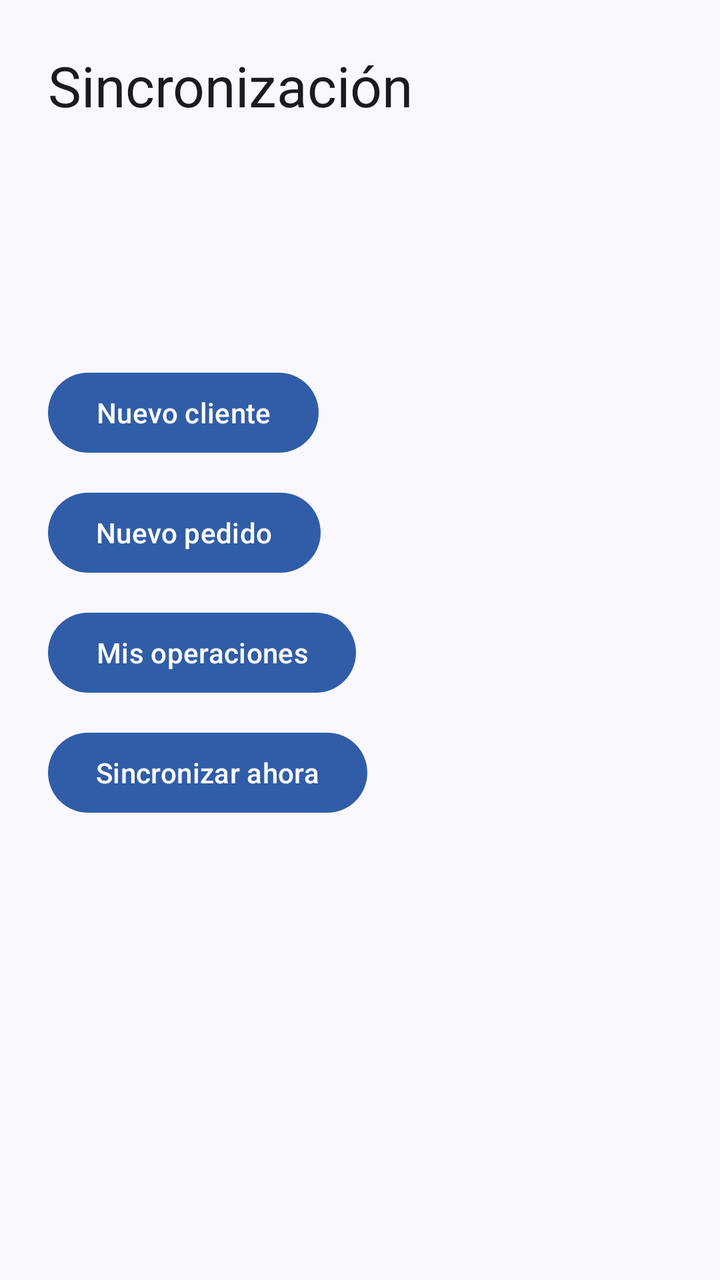
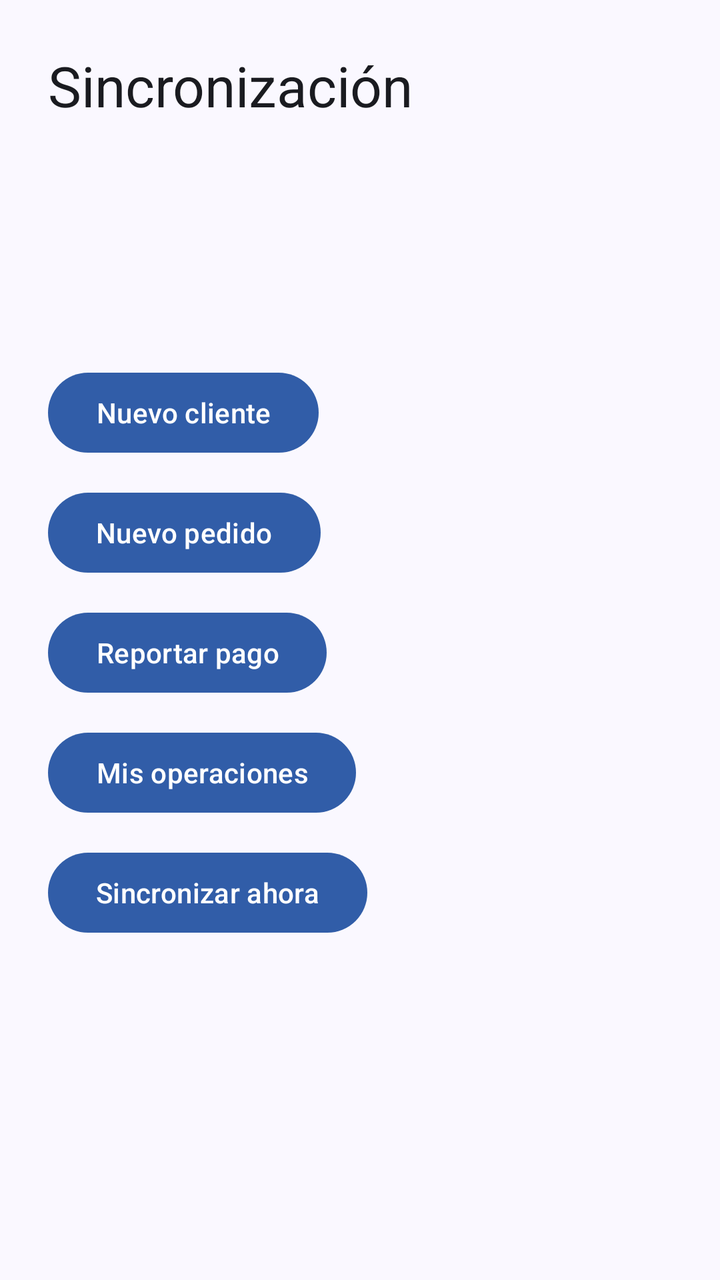

Two renders of the same Android screen: before a commit and after it. Below are the layout's source before the change and the commit's diff.
<!-- AndroidManifest.xml: application theme Theme.CatalogDigital -->
<!-- res/layout/activity_main.xml -->
<?xml version="1.0" encoding="utf-8"?>
<LinearLayout xmlns:android="http://schemas.android.com/apk/res/android"
    android:layout_width="match_parent"
    android:layout_height="match_parent"
    android:orientation="vertical"
    android:padding="24dp">

    <TextView
        android:layout_width="wrap_content"
        android:layout_height="wrap_content"
        android:text="@string/sync_title"
        android:textAppearance="?attr/textAppearanceHeadlineMedium" />

    <TextView android:id="@+id/pendingCount" android:layout_width="wrap_content" android:layout_height="wrap_content" android:layout_marginTop="24dp" />
    <TextView android:id="@+id/conflictCount" android:layout_width="wrap_content" android:layout_height="wrap_content" android:layout_marginTop="8dp" />
    <TextView android:id="@+id/rejectedCount" android:layout_width="wrap_content" android:layout_height="wrap_content" android:layout_marginTop="8dp" />

    <com.google.android.material.button.MaterialButton
        android:id="@+id/createCustomer"
        android:layout_width="wrap_content"
        android:layout_height="wrap_content"
        android:layout_marginTop="24dp"
        android:text="@string/customer_create_title" />

    <com.google.android.material.button.MaterialButton
        android:id="@+id/createOrder"
        android:layout_width="wrap_content"
        android:layout_height="wrap_content"
        android:layout_marginTop="12dp"
        android:text="@string/order_create_title" />

    <com.google.android.material.button.MaterialButton
        android:id="@+id/viewOperations"
        android:layout_width="wrap_content"
        android:layout_height="wrap_content"
        android:layout_marginTop="12dp"
        android:text="@string/business_documents_title" />

    <com.google.android.material.button.MaterialButton
        android:id="@+id/syncNow"
        android:layout_width="wrap_content"
        android:layout_height="wrap_content"
        android:layout_marginTop="12dp"
        android:text="@string/sync_now" />
</LinearLayout>
<!-- resources referenced by this layout -->
<resources>
  <string name="business_documents_title">Mis operaciones</string>
  <string name="customer_create_title">Nuevo cliente</string>
  <string name="order_create_title">Nuevo pedido</string>
  <string name="sync_now">Sincronizar ahora</string>
  <string name="sync_title">Sincronización</string>
  <style name="Theme.CatalogDigital" parent="Theme.Material3.DayNight.NoActionBar">
          <item name="colorPrimary">@color/catalog_primary</item>
          <item name="colorOnPrimary">@color/catalog_on_primary</item>
          <item name="android:colorBackground">@color/catalog_background</item>
          <item name="android:textColor">@color/catalog_on_background</item>
      </style>
  <color name="catalog_primary">#315DA8</color>
  <color name="catalog_on_primary">#FFFFFF</color>
  <color name="catalog_background">#FAF8FF</color>
  <color name="catalog_on_background">#1A1B20</color>
</resources>

<!-- the commit's change to res/layout/activity_main.xml (unified diff, before → after) -->
@@ -30,6 +30,13 @@
         android:text="@string/order_create_title" />
 
     <com.google.android.material.button.MaterialButton
+        android:id="@+id/createPayment"
+        android:layout_width="wrap_content"
+        android:layout_height="wrap_content"
+        android:layout_marginTop="12dp"
+        android:text="@string/payment_create_title" />
+
+    <com.google.android.material.button.MaterialButton
         android:id="@+id/viewOperations"
         android:layout_width="wrap_content"
         android:layout_height="wrap_content"
<!-- resource entries referenced after the edit -->
@@ -3,6 +3,7 @@
   <string name="business_documents_title">Mis operaciones</string>
   <string name="customer_create_title">Nuevo cliente</string>
   <string name="order_create_title">Nuevo pedido</string>
+  <string name="payment_create_title">Reportar pago</string>
   <string name="sync_now">Sincronizar ahora</string>
   <string name="sync_title">Sincronización</string>
   <style name="Theme.CatalogDigital" parent="Theme.Material3.DayNight.NoActionBar">
